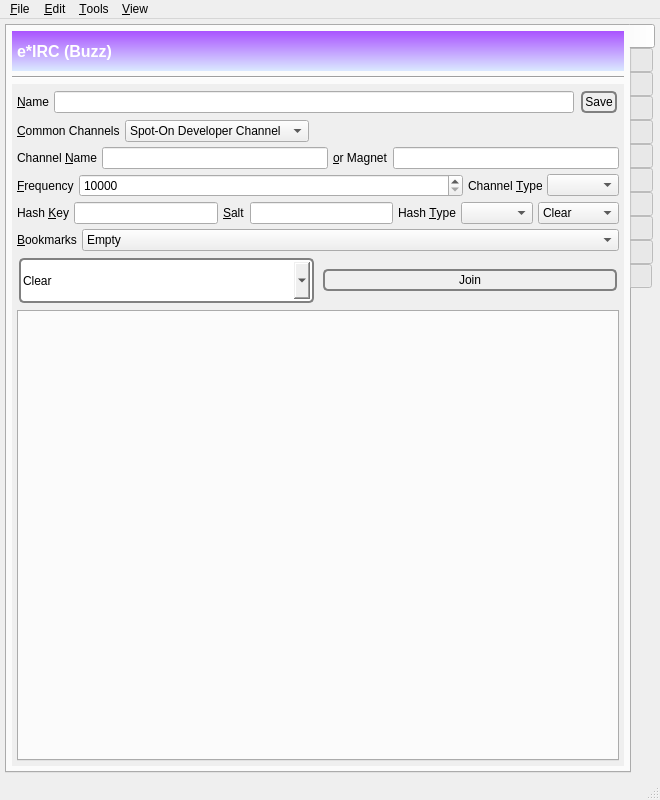
Before: the Qt Designer form branches/trunk/GoldBug-UI/spot-on-controlcenter.ui in textbrowser/spot-on, drawn with Qt 5.
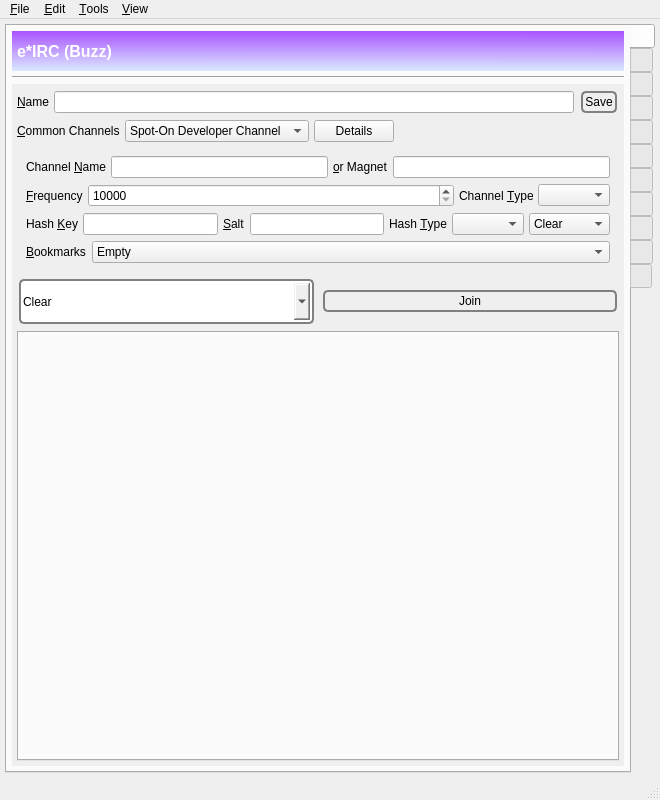
After: the same form once the commit is applied. Icons and pictures are not drawn. Custom widgets are drawn as their Qt base class.

Commit message: The missing widgets of GB.

```diff
--- a/branches/trunk/GoldBug-UI/spot-on-controlcenter.ui
+++ b/branches/trunk/GoldBug-UI/spot-on-controlcenter.ui
@@ -135,8 +135,8 @@
             <rect>
              <x>0</x>
              <y>0</y>
-             <width>570</width>
-             <height>674</height>
+             <width>582</width>
+             <height>683</height>
             </rect>
            </property>
            <layout class="QVBoxLayout" name="verticalLayout_54">
@@ -237,6 +237,16 @@
                 </item>
                </widget>
               </item>
+              <item>
+               <widget class="QPushButton" name="buzz_details">
+                <property name="text">
+                 <string>Details</string>
+                </property>
+                <property name="checkable">
+                 <bool>true</bool>
+                </property>
+               </widget>
+              </item>
               <item>
                <spacer name="horizontalSpacer_64">
                 <property name="orientation">
@@ -253,6 +263,9 @@
              </layout>
             </item>
             <item>
+             <widget class="QFrame" name="buzz_frame">
+              <layout class="QVBoxLayout" name="verticalLayout_7">
+               <item>
              <layout class="QHBoxLayout" name="horizontalLayout_33">
               <property name="spacing">
                <number>5</number>
@@ -444,6 +457,9 @@
               </item>
              </layout>
             </item>
+              </layout>
+             </widget>
+            </item>
             <item>
              <layout class="QHBoxLayout" name="horizontalLayout_28">
               <property name="topMargin">
```
Left out of the diff: 41 changed lines with no effect on the pictures. Lines whose indentation alone changed are shown as unchanged. The commit also changes 1 other file.
